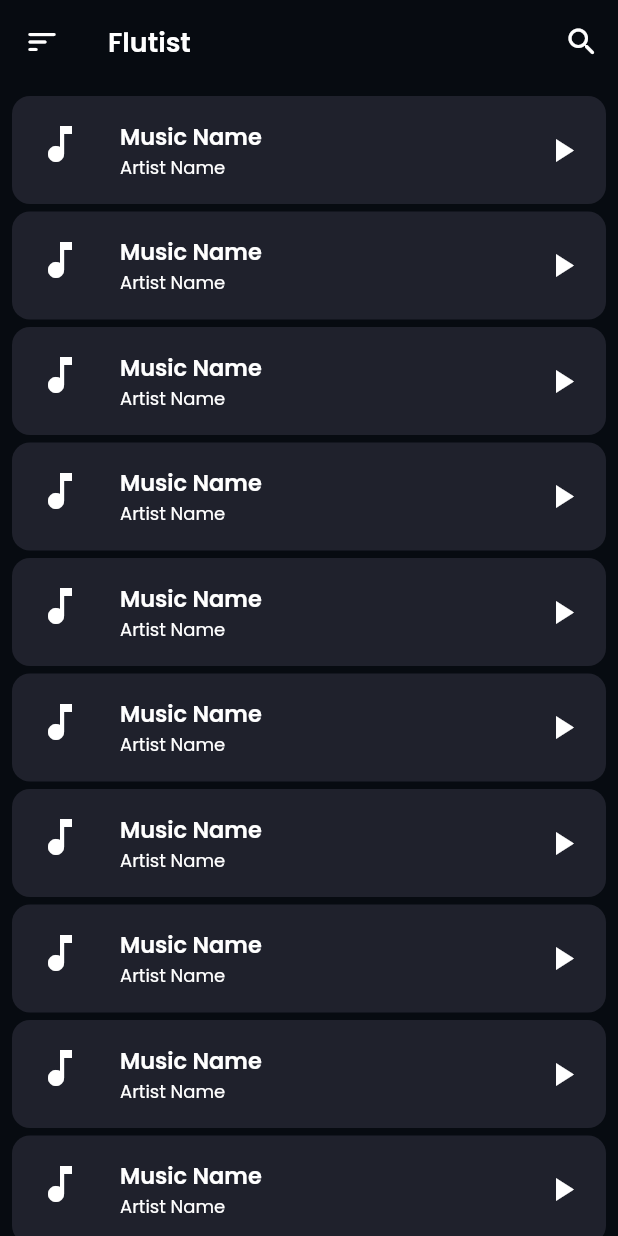
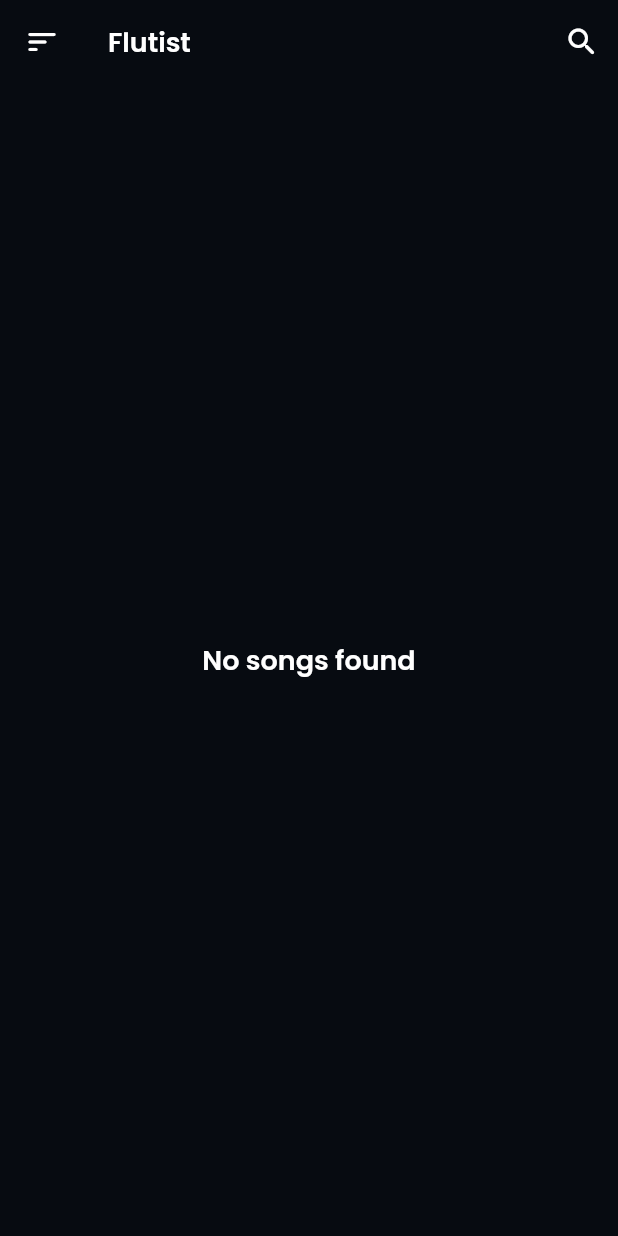
Before and after one commit to mdrabbihossen/flutist, a Flutter app: the screen it shows after launch, on a phone screen of 412 x 824 dp. Run offline on Flutter 3.47's test engine with Material 2 defaults, Android fonts, the phone set to English and light mode, and no system bars; our stand-ins replace get, google_fonts, on_audio_query, permission_handler.

Commit message:
home updated

```diff
--- a/lib/controllers/player_controller.dart
+++ b/lib/controllers/player_controller.dart
@@ -16,15 +16,9 @@ class PlayerController extends GetxController {
   checkPermission() async {
     var permission = await Permission.storage.request();
     if (permission.isGranted) {
-      return audioQuery.querySongs(
-        ignoreCase: true,
-        orderType: OrderType.ASC_OR_SMALLER,
-        sortType: null,
-        uriType: UriType.EXTERNAL,
-      );
-    } else{
+    } else {
       checkPermission();
     }
   }
-  // check permission end
+// check permission end
 }
--- a/lib/main.dart
+++ b/lib/main.dart
@@ -1,6 +1,7 @@
 import 'package:flutist/utils/colors.dart';
 import 'package:flutist/views/home/screens/home_screen.dart';
 import 'package:flutter/material.dart';
+import 'package:get/get.dart';
 
 void main() {
   runApp(const MyApp());
@@ -12,7 +13,7 @@ class MyApp extends StatelessWidget {
   // This widget is the root of your application.
   @override
   Widget build(BuildContext context) {
-    return MaterialApp(
+    return GetMaterialApp(
       debugShowCheckedModeBanner: false,
       theme: ThemeData(
         scaffoldBackgroundColor: AppColors.bgDarkColor,
--- a/lib/views/home/screens/home_screen.dart
+++ b/lib/views/home/screens/home_screen.dart
@@ -1,12 +1,16 @@
+import 'package:flutist/controllers/player_controller.dart';
 import 'package:flutist/utils/colors.dart';
 import 'package:flutist/utils/styles.dart';
 import 'package:flutter/material.dart';
+import 'package:get/get.dart';
+import 'package:on_audio_query/on_audio_query.dart';
 
 class HomeScreen extends StatelessWidget {
   const HomeScreen({Key? key}) : super(key: key);
 
   @override
   Widget build(BuildContext context) {
+    var controller = Get.put(PlayerController());
     return Scaffold(
       appBar: AppBar(
         backgroundColor: AppColors.bgDarkColor,
@@ -28,10 +32,31 @@ class HomeScreen extends StatelessWidget {
           ),
         ],
       ),
-      body: Padding(
+      body: FutureBuilder<List<SongModel>>(
+        future: controller.audioQuery.querySongs(
+          ignoreCase: true,
+          orderType: OrderType.ASC_OR_SMALLER,
+          sortType: null,
+          uriType: UriType.EXTERNAL,
+        ),
+        builder: (context, snapshot) {
+          print(snapshot.data);
+          if (snapshot.data == null) {
+            return const Center(
+              child: CircularProgressIndicator(),
+            );
+          } else if (snapshot.data!.isEmpty) {
+            return Center(
+              child: Text(
+                "No songs found",
+                style: AppStyles.textStyle(),
+              ),
+            );
+          } else {
+            return Padding(
               padding: const EdgeInsets.all(8.0),
               child: ListView.builder(
-          itemCount: 100,
+                itemCount: snapshot.data!.length,
                 itemBuilder: (context, index) {
                   return Container(
                     margin: const EdgeInsets.only(bottom: 5),
@@ -49,13 +74,13 @@ class HomeScreen extends StatelessWidget {
                         size: 32,
                       ),
                       title: Text(
-                  "Music Name",
+                        snapshot.data![index].displayName,
                         style: AppStyles.textStyle(
                           fontSize: 15,
                         ),
                       ),
                       subtitle: Text(
-                  "Artist Name",
+                        snapshot.data![index].artist!,
                         style: AppStyles.textStyle(
                           fontSize: 12,
                           fontWeight: FontWeight.normal,
@@ -70,6 +95,9 @@ class HomeScreen extends StatelessWidget {
                   );
                 },
               ),
+            );
+          }
+        },
       ),
     );
   }
```
Lines whose indentation alone changed are shown as unchanged.
